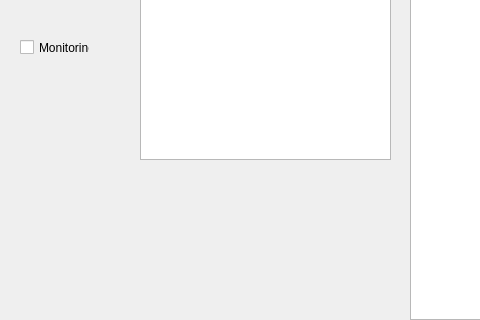
Old version of the form mainwindow.ui in the repository Vad118/server; both pictures show x 0 to 480 and y 101 to 421 of the 1035 by 607 pixel window.
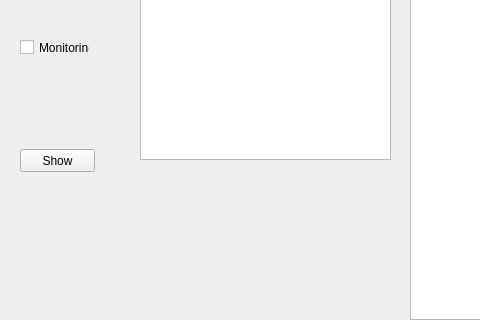
New version of the form.

```diff
--- a/mainwindow.ui
+++ b/mainwindow.ui
@@ -76,6 +76,19 @@
      <string>Monitoring</string>
     </property>
    </widget>
+   <widget class="QPushButton" name="pushButton_3">
+    <property name="geometry">
+     <rect>
+      <x>20</x>
+      <y>250</y>
+      <width>75</width>
+      <height>23</height>
+     </rect>
+    </property>
+    <property name="text">
+     <string>Show</string>
+    </property>
+   </widget>
   </widget>
   <widget class="QMenuBar" name="menuBar">
    <property name="geometry">
```
